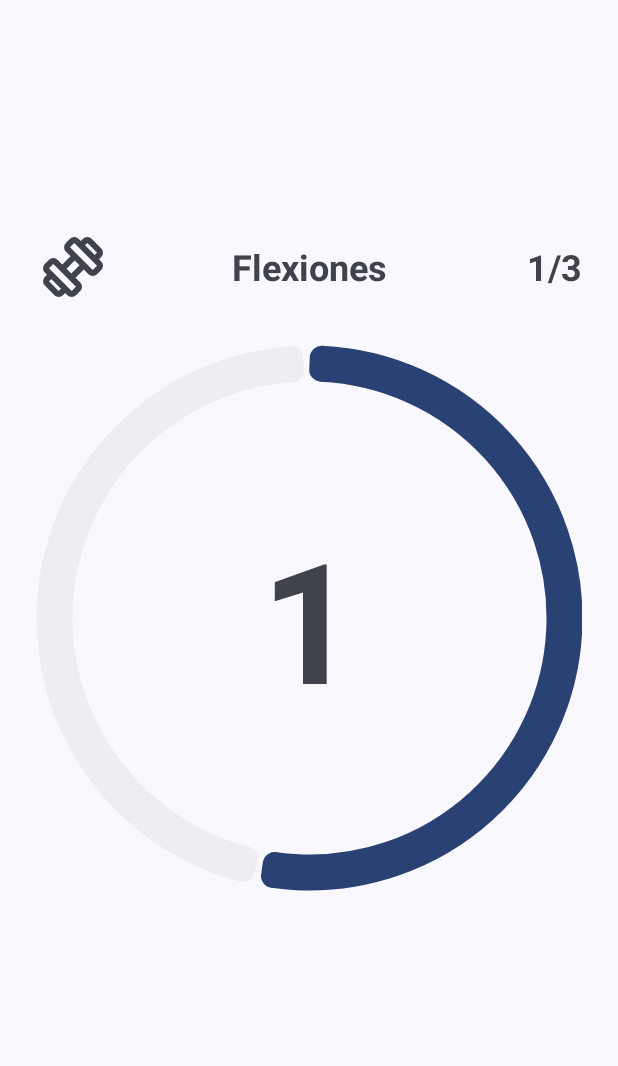
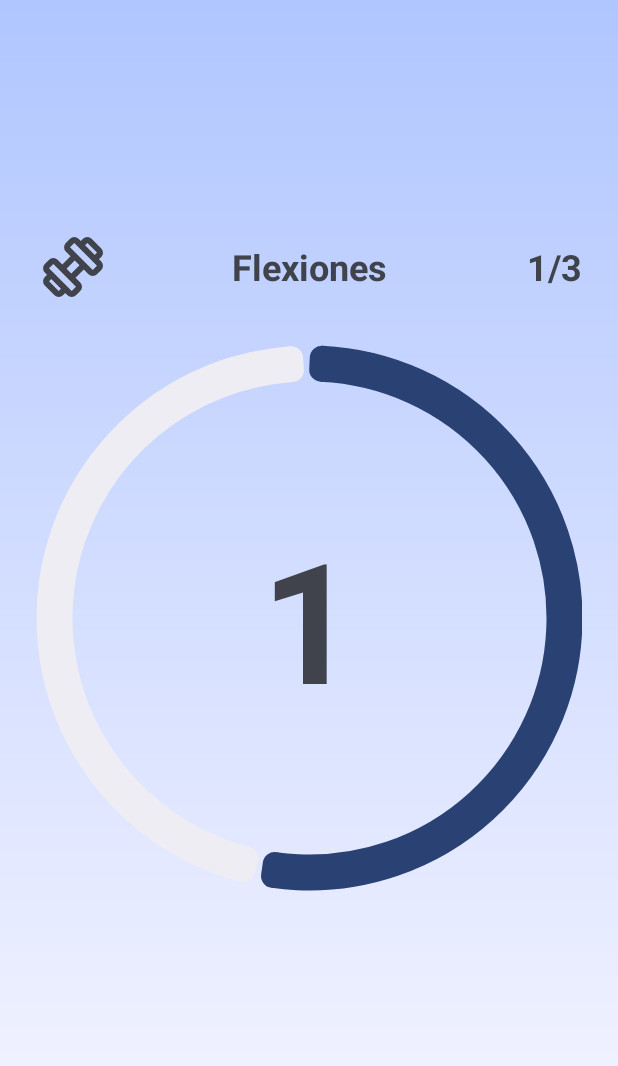
Before and after one commit to brunodsf05/ChronoGym, an Android app: the ExerciseActivity screen opened directly, with no data from a screen before it, on a phone screen of 412 x 824 dp. Shown: the top 1066 px of the screen. Run offline under Robolectric (Android 15) with nearby library versions, the phone set to English and light mode, and no system bars.

Commit message:
Feat(App): Background color is now a gradient that uses MaterialYou colors

```diff
--- /dev/null
+++ b/projects/android/app/src/main/res/drawable/bg_gradient.xml
@@ -0,0 +1,8 @@
+<?xml version="1.0" encoding="utf-8"?>
+<shape xmlns:android="http://schemas.android.com/apk/res/android">
+    <gradient
+        android:type="linear"
+        android:angle="270"
+        android:startColor="@color/bgGradientStart"
+        android:endColor="@color/bgGradientEnd" />
+</shape>
--- /dev/null
+++ b/projects/android/app/src/main/res/values-night/colors.xml
@@ -0,0 +1,5 @@
+<?xml version="1.0" encoding="utf-8"?>
+<resources>
+    <color  name="bgGradientStart">@color/material_dynamic_primary10</color >
+    <color  name="bgGradientEnd">@color/material_dynamic_primary0</color>
+</resources>
--- a/projects/android/app/src/main/res/values/colors.xml
+++ b/projects/android/app/src/main/res/values/colors.xml
@@ -1,5 +1,6 @@
 <?xml version="1.0" encoding="utf-8"?>
 <resources>
-    <color name="black">#FF000000</color>
-    <color name="white">#FFFFFFFF</color>
+    <color  name="bgGradientStart">@color/material_dynamic_primary80</color >
+    <color  name="bgGradientEnd">?attr/colorSurface</color>
+
 </resources>
--- a/projects/android/app/src/main/res/values/themes.xml
+++ b/projects/android/app/src/main/res/values/themes.xml
@@ -3,10 +3,10 @@
     <style name="Base.Theme.GymApp" parent="Theme.Material3.DayNight.NoActionBar">
         <!-- Customize your light theme here. -->
         <!-- <item name="colorPrimary">@color/my_light_primary</item> -->
-        <item name="android:windowIsTranslucent">true</item>
     </style>
 
     <style name="Theme.GymApp" parent="Base.Theme.GymApp" >
+        <item name="android:windowBackground">@drawable/bg_gradient</item>
         <item name="android:windowIsTranslucent">true</item>
     </style>
 </resources>
```
